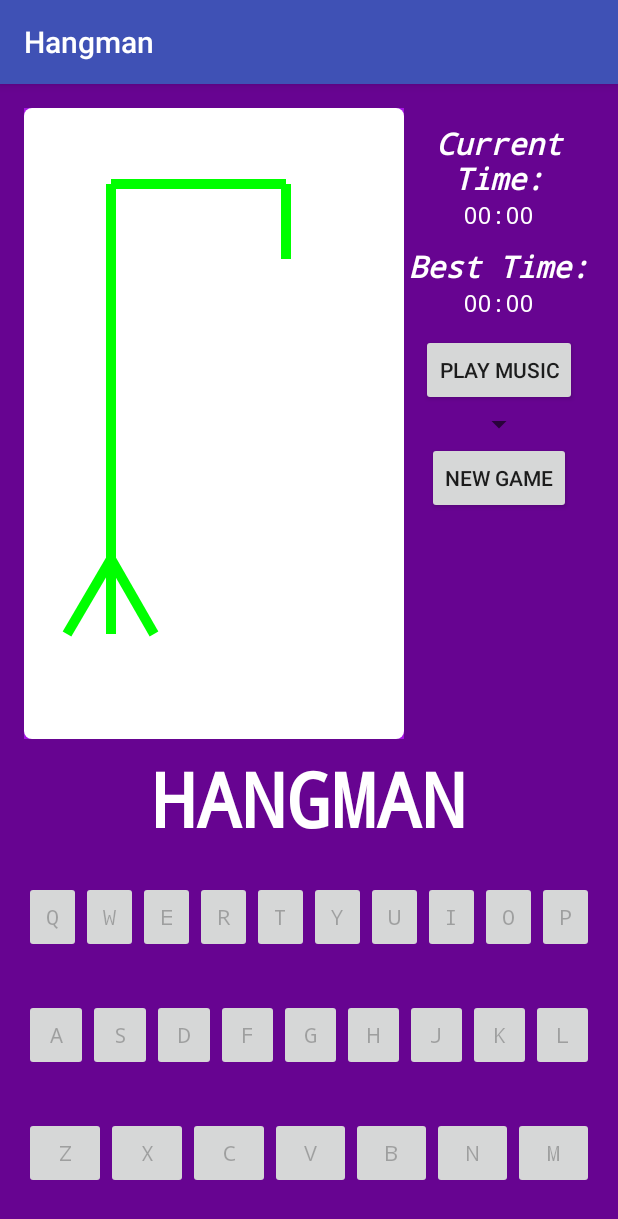
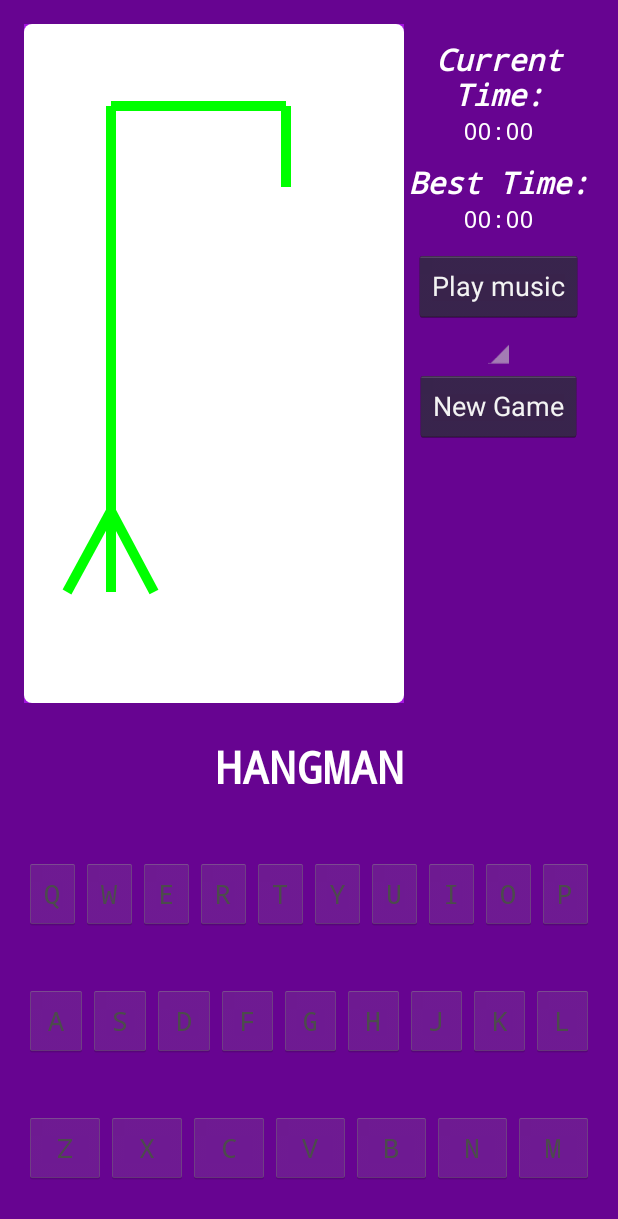
Before and after one commit to denbedilov/HangMan, an Android app: the screen it shows after launch (MainActivity), on a phone screen of 412 x 824 dp. Shown: the top 1219 px of the screen. Run offline under Robolectric (Android 15) with nearby library versions, the phone set to English and light mode, and no system bars; our stand-ins replace Volley; network calls fail.

Commit message:
fullscreen activity

```diff
--- a/app/src/main/AndroidManifest.xml
+++ b/app/src/main/AndroidManifest.xml
@@ -9,8 +9,8 @@
         android:supportsRtl="true"
         android:theme="@style/AppTheme">
         <activity android:name=".MainActivity"
-            android:screenOrientation="portrait"
-            >
+            android:theme="@android:style/Theme.Holo.NoActionBar.Fullscreen"
+            android:screenOrientation="portrait">
             <intent-filter>
                 <action android:name="android.intent.action.MAIN" />
 
--- a/app/src/main/java/denys/hangman/MainActivity.java
+++ b/app/src/main/java/denys/hangman/MainActivity.java
@@ -1,5 +1,6 @@
 package denys.hangman;
 
+import android.app.Activity;
 import android.app.ProgressDialog;
 import android.media.MediaPlayer;
 import android.os.AsyncTask;
@@ -30,7 +31,7 @@ import org.json.JSONException;
 import java.util.ArrayList;
 import java.util.Collections;
 
-public class MainActivity extends AppCompatActivity implements View.OnClickListener {
+public class MainActivity extends Activity implements View.OnClickListener {
 
     private static final String INITSCORE = "00:00";
     private String word;
@@ -54,6 +55,7 @@ public class MainActivity extends AppCompatActivity implements View.OnClickListe
     private MediaPlayer mPlayer;
     private Button musicButton;
     private boolean music = false;
+    private Button oB;
 
     @Override
     protected void onCreate(Bundle savedInstanceState) {
@@ -70,6 +72,7 @@ public class MainActivity extends AppCompatActivity implements View.OnClickListe
         time = (TextView) findViewById(R.id.currTime);
         newGame = (Button) findViewById(R.id.button27);
         musicButton = (Button) findViewById(R.id.music_btn);
+        oB = (Button) findViewById(R.id.button9);
 
         //setting up progress dialog
         dialog=new ProgressDialog(this);
@@ -84,7 +87,6 @@ public class MainActivity extends AppCompatActivity implements View.OnClickListe
             fillSpinner();
 
         //length spinner listener to get high score
-        //TODO: add check if new fill list is needed for missing lengths
         lengthSpinner.setOnItemSelectedListener(new AdapterView.OnItemSelectedListener() {
             @Override
             public void onItemSelected(AdapterView<?> parent, View view, int position, long id) {
@@ -105,6 +107,7 @@ public class MainActivity extends AppCompatActivity implements View.OnClickListe
     {
         mPlayer = MediaPlayer.create(this, R.raw.treesong);
         mPlayer.start();
+        mPlayer.setLooping(true);
     }
     @Override
     protected void onStop()
@@ -229,7 +232,7 @@ public class MainActivity extends AppCompatActivity implements View.OnClickListe
     public void onClick(View v) {
 
         Button btn=(Button)findViewById(v.getId());
-        //if NEW GAME buttin is pressed
+        //if NEW GAME button is pressed
         if(btn.getId() == newGame.getId()) {
             if(lengthSpinner.getSelectedItem().toString().equals("length"))
             {
--- a/app/src/main/res/layout/activity_main.xml
+++ b/app/src/main/res/layout/activity_main.xml
@@ -126,19 +126,22 @@
                 android:layout_weight="3"
                 android:id="@+id/GuessedWordPanel"
                 android:gravity="center_vertical|center_horizontal"
-                android:background="#670491">
+                android:background="#670491"
+                android:layout_gravity="center">
 
                 <TextView
-                    android:layout_width="wrap_content"
-                    android:layout_height="wrap_content"
+                    android:layout_width="match_parent"
+                    android:layout_height="match_parent"
                     android:id="@+id/GuessedWordField"
                     android:singleLine="true"
-                    android:textSize="@dimen/abc_guessed_word_size"
                     android:text="HANGMAN"
                     android:textColor="#ffffff"
                     android:background="#670491"
                     android:textStyle="bold"
-                    android:typeface="monospace" />
+                    android:typeface="monospace"
+                    android:layout_gravity="center"
+                    android:gravity="center|fill_vertical"
+                    android:textSize="30sp" />
             </LinearLayout>
 
             <LinearLayout
@@ -245,7 +248,6 @@
                         android:id="@+id/button9"
                         android:layout_weight="1"
                         android:onClick="onClick"
-                        android:clickable="false"
                         android:enabled="false"
                         android:typeface="monospace" />
 
--- a/app/src/main/res/values/dimens.xml
+++ b/app/src/main/res/values/dimens.xml
@@ -3,4 +3,5 @@
     <dimen name="activity_horizontal_margin">16dp</dimen>
     <dimen name="activity_vertical_margin">16dp</dimen>
     <dimen name="abc_guessed_word_size">50sp</dimen>
+    <dimen name="guessed_word_size">14sp</dimen>
 </resources>
```
Also changed, not shown: app/src/main/java/denys/hangman/DAL.java (+7 -7 lines).
